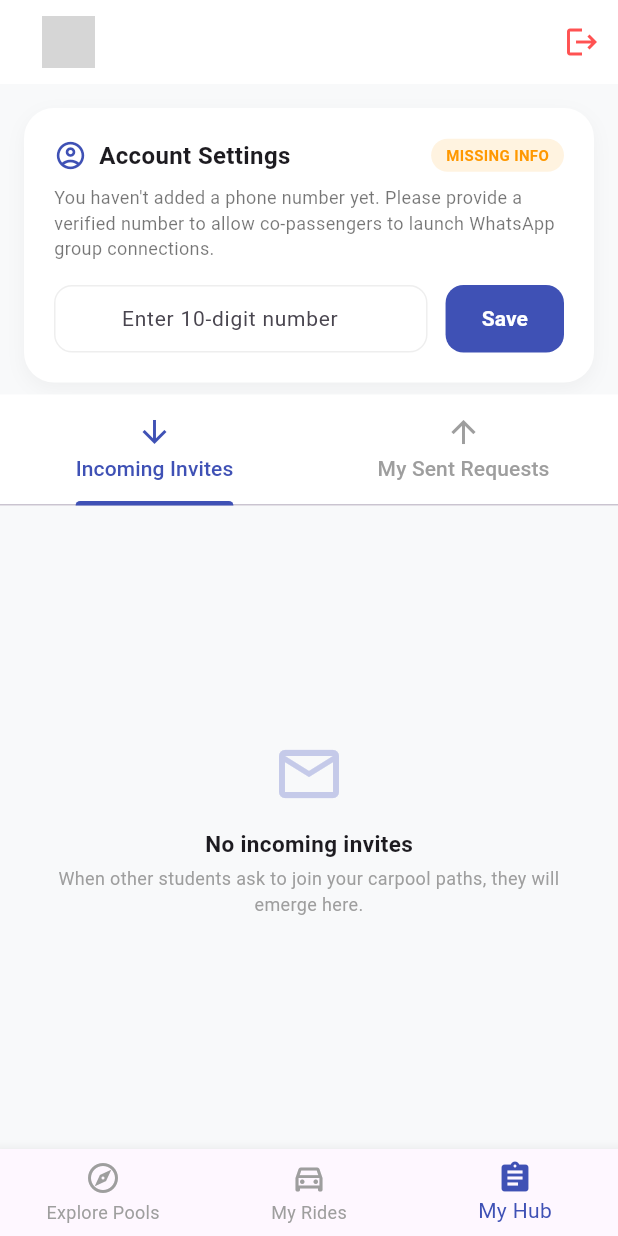
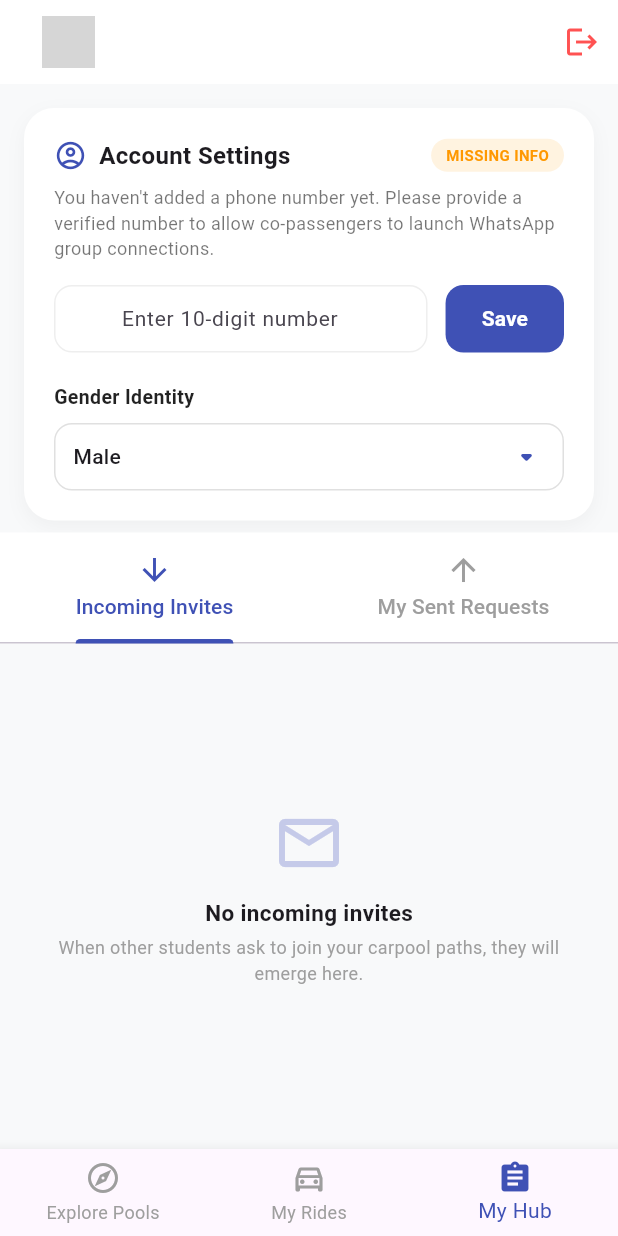
Before and after one commit to neerajkorrapati/ViGO, a Flutter app: the RideListScreen screen opened directly, item 3 of the bottom bar chosen, on a phone screen of 412 x 824 dp. Run offline on Flutter 3.47's test engine with Material 3 defaults, Android fonts, the phone set to English and light mode, and no system bars; our stand-ins replace cloud_firestore, firebase_auth, firebase_core, google_sign_in; missing offline and left inert: dart:html; accounts and stored records are empty; network calls fail; grey boxes are pictures that could not be loaded.

Commit message:
beta_1.4.1 added gender update feature and few minor fixes

```diff
--- a/lib/screens/landing_screen.dart
+++ b/lib/screens/landing_screen.dart
@@ -42,7 +42,7 @@ class LandingScreen extends StatelessWidget {
                         ),
                         const SizedBox(height: 24),
                         Text(
-                          "Stop overpaying for cabs. Match with VITians, split the fare, and travel smart..",
+                          "Stop overpaying for cabs. Match with VITians, split the fare, and travel smart...",
 
                           style: TextStyle(fontSize: 20, color: Colors.black.withOpacity(0.6), height: 1.6),
                           textAlign: isDesktop ? TextAlign.start : TextAlign.center,
--- a/lib/screens/ride_list_screen.dart
+++ b/lib/screens/ride_list_screen.dart
@@ -584,7 +584,7 @@ class _RideListScreenState extends State<RideListScreen> {
         return ListTile(
           contentPadding: EdgeInsets.zero,
           leading: CircleAvatar(
-            backgroundColor: (occ['color'] as Color).withValues(alpha: 0.1),
+            backgroundColor: (occ['color'] as Color).withOpacity(0.1),
             child: Icon(occ['role'] == 'Host' ? Icons.star : Icons.person, color: occ['color'], size: 18),
           ),
           title: Text(isMe ? "${occ['name']} (You)" : occ['name'], style: const TextStyle(fontWeight: FontWeight.bold, fontSize: 15)),
@@ -603,10 +603,10 @@ class _RideListScreenState extends State<RideListScreen> {
   Widget build(BuildContext context) {
     return Scaffold(
       backgroundColor: const Color(0xFFF8F9FA),
-appBar: AppBar(
+      appBar: AppBar(
         backgroundColor: Colors.white,
         elevation: 0,
-        scrolledUnderElevation: 0, // 🔥 CRITICAL: Prevents the background color from changing on scroll
+        scrolledUnderElevation: 0,
         automaticallyImplyLeading: false,
         title: Padding(
           padding: const EdgeInsets.only(left: 8.0),
@@ -625,7 +625,6 @@ appBar: AppBar(
             ),
           ),
         ),
-        // ... actions array remains exactly the same
         actions: [
           StreamBuilder<User?>(
             stream: _authService.user,
@@ -843,7 +842,7 @@ appBar: AppBar(
         color: Colors.white,
         boxShadow: [
           BoxShadow(
-            color: Colors.black.withValues(alpha: 0.04),
+            color: Colors.black.withOpacity(0.04),
             blurRadius: 10,
             offset: const Offset(0, 4),
           ),
@@ -891,7 +890,7 @@ appBar: AppBar(
                 decoration: BoxDecoration(
                   color: Colors.indigo[50],
                   borderRadius: BorderRadius.circular(14),
-                  border: Border.all(color: Colors.indigo.withValues(alpha: 0.1)),
+                  border: Border.all(color: Colors.indigo.withOpacity(0.1)),
                 ),
                 child: DropdownButtonHideUnderline(
                   child: DropdownButton<String>(
@@ -1072,13 +1071,22 @@ appBar: AppBar(
     );
   }
 
+  // 🐛 FIX: Prevented the compiler crash by extracting the Timestamp correctly
   Widget _buildActiveHostingSubView(String uid) {
     return StreamBuilder<QuerySnapshot>(
       stream: FirebaseFirestore.instance.collection('rides').where('driverId', isEqualTo: uid).snapshots(),
       builder: (context, snapshot) {
         if (!snapshot.hasData) return const Center(child: CircularProgressIndicator());
         final docs = snapshot.data!.docs.toList();
-        docs.sort((a, b) => (a['departureTime'] as Timestamp).compareTo(b['departureTime'] as Timestamp));
+
+        docs.sort((a, b) {
+          final aData = a.data() as Map<String, dynamic>;
+          final bData = b.data() as Map<String, dynamic>;
+          final aTime = aData['departureTime'] as Timestamp?;
+          final bTime = bData['departureTime'] as Timestamp?;
+          if (aTime == null || bTime == null) return 0;
+          return aTime.compareTo(bTime);
+        });
 
         if (docs.isEmpty) return _buildMiniEmptyState(Icons.drive_eta, "Not hosting any rides", "When you offer a ride, it will appear here for easy access.");
 
@@ -1193,14 +1201,18 @@ appBar: AppBar(
     );
   }
 
+  // ✨ NEW: Added Batch Update to synchronize gender across all active rides and requests
   Widget _buildProfileSettingsCard(String uid) {
     return FutureBuilder<DocumentSnapshot>(
       future: FirebaseFirestore.instance.collection('users').doc(uid).get(),
       builder: (context, snapshot) {
         String existingPhone = "";
+        String existingGender = "Male";
+
         if (snapshot.hasData && snapshot.data!.exists) {
           final data = snapshot.data!.data() as Map<String, dynamic>?;
           existingPhone = data?['phone'] ?? "";
+          existingGender = data?['gender'] ?? "Male";
         }
 
         return Container(
@@ -1246,6 +1258,8 @@ appBar: AppBar(
                 style: const TextStyle(color: Colors.black54, fontSize: 12, height: 1.4),
               ),
               const SizedBox(height: 16),
+
+              // Phone Input Row
               Row(
                 children: [
                   Expanded(
@@ -1284,6 +1298,65 @@ appBar: AppBar(
                     ),
                   ),
                 ],
+              ),
+
+              // Gender Selection Box
+              const SizedBox(height: 20),
+              const Text("Gender Identity", style: TextStyle(fontWeight: FontWeight.bold, fontSize: 13, color: Colors.black87)),
+              const SizedBox(height: 8),
+              Container(
+                height: 45,
+                padding: const EdgeInsets.symmetric(horizontal: 12),
+                decoration: BoxDecoration(
+                  color: Colors.white,
+                  borderRadius: BorderRadius.circular(12),
+                  border: Border.all(color: Colors.grey[300]!),
+                ),
+                child: DropdownButtonHideUnderline(
+                  child: DropdownButton<String>(
+                    isExpanded: true,
+                    value: ['Male', 'Female', 'Other'].contains(existingGender) ? existingGender : 'Male',
+                    icon: const Icon(Icons.arrow_drop_down_rounded, color: Colors.indigo),
+                    items: ['Male', 'Female', 'Other'].map((String value) {
+                      return DropdownMenuItem<String>(
+                        value: value,
+                        child: Text(value, style: const TextStyle(fontSize: 14)),
+                      );
+                    }).toList(),
+                    onChanged: (newValue) async {
+                      if (newValue != null && newValue != existingGender) {
+                        try {
+                          // 🔥 Create a Firebase Batch operation
+                          final batch = FirebaseFirestore.instance.batch();
+
+                          // 1. Update the main user profile
+                          final userRef = FirebaseFirestore.instance.collection('users').doc(uid);
+                          batch.set(userRef, {'gender': newValue}, SetOptions(merge: true));
+
+                          // 2. Update all active rides hosted by this user
+                          final ridesSnap = await FirebaseFirestore.instance.collection('rides').where('driverId', isEqualTo: uid).get();
+                          for (var doc in ridesSnap.docs) {
+                            batch.update(doc.reference, {'driverGender': newValue});
+                          }
+
+                          // 3. Update all active requests made by this user
+                          final reqSnap = await FirebaseFirestore.instance.collection('requests').where('passengerId', isEqualTo: uid).get();
+                          for (var doc in reqSnap.docs) {
+                            batch.update(doc.reference, {'passengerGender': newValue});
+                          }
+
+                          // 4. Commit all changes simultaneously
+                          await batch.commit();
+
+                          _showSnackBar("Gender synchronized successfully!");
+                          setState(() {});
+                        } catch (e) {
+                          _showSnackBar("Failed to sync gender: $e");
+                        }
+                      }
+                    },
+                  ),
+                ),
               ),
             ],
           ),
```
Also changed, not shown: 1 other file.
